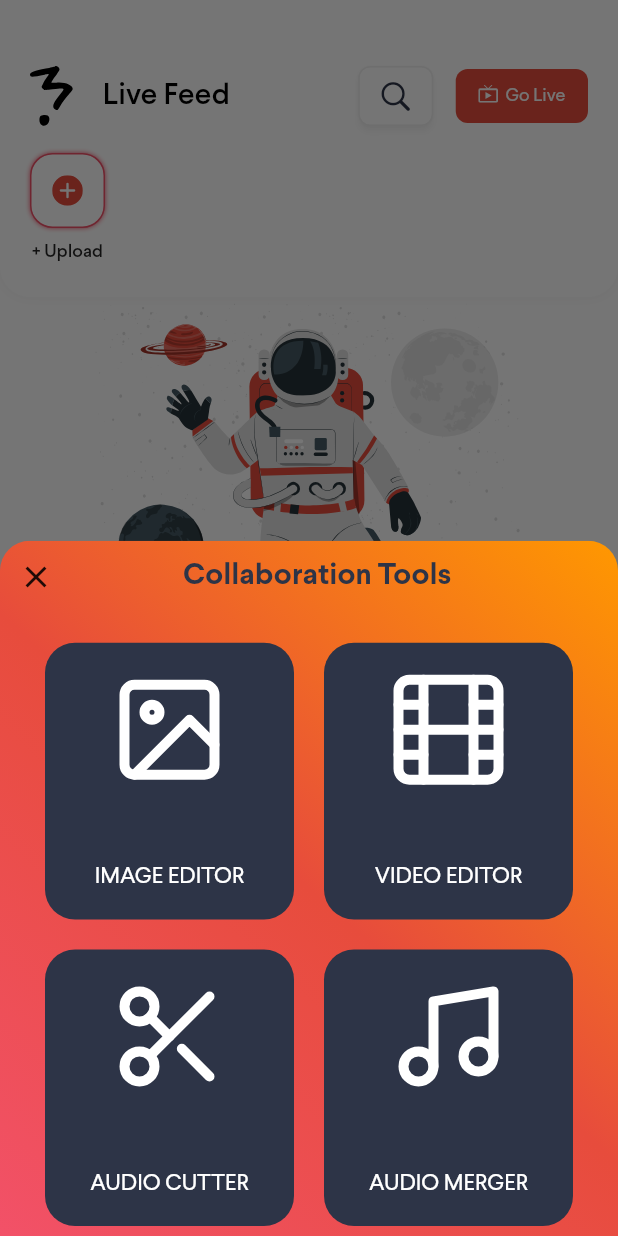
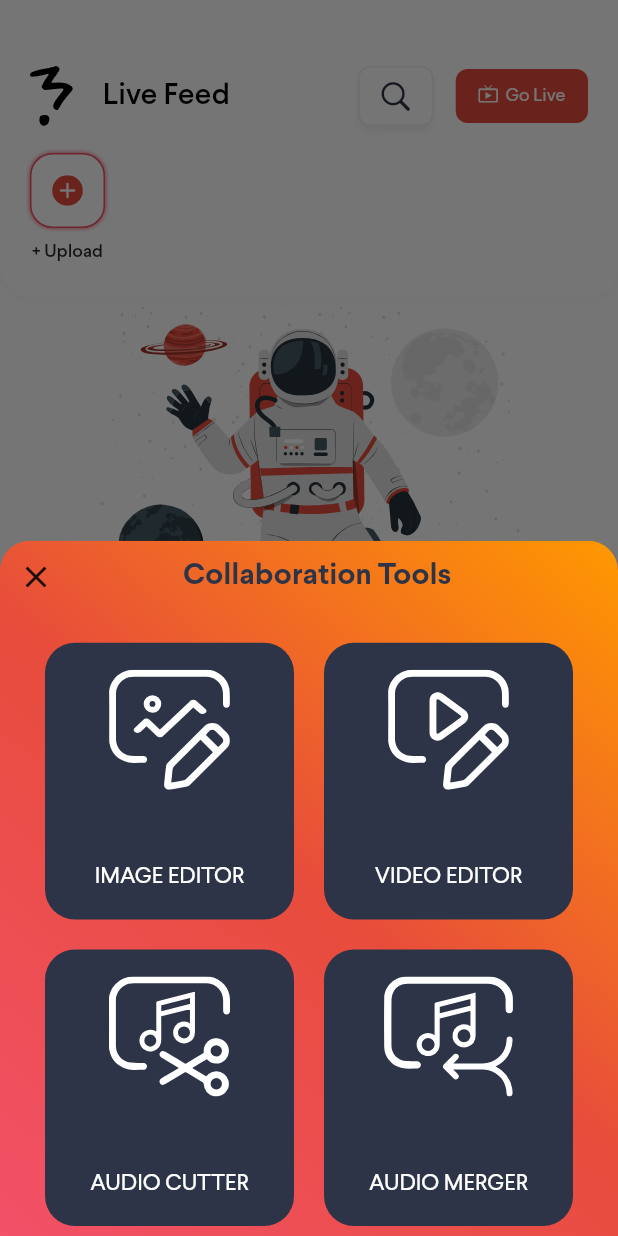
Before and after one commit to faiqkhan480/MUesdMe, a Flutter app: the FeedScreen screen opened by its route, after a tap on an icon or button, on a phone screen of 412 x 824 dp. Run offline on Flutter 3.47's test engine with Material 2 defaults, Android fonts, the phone set to English and light mode, and no system bars; drawn by our look-alikes of badges; our stand-ins replace audio_video_progress_bar, awesome_notifications, better_player, country_picker, emoji_picker_flutter, file_picker and 18 more; missing offline and left inert: agora_rtc_engine, agora_rtm, audio_session, flutter_audio_cutter, flutter_file_saver, flutter_stripe and 6 more; accounts and stored records are empty; network calls fail; project files that could hold a hidden picture were left out.

Commit message:
add Icons...

```diff
--- a/lib/components/editor_sheet.dart
+++ b/lib/components/editor_sheet.dart
@@ -3,6 +3,7 @@ import 'dart:io';
 import 'package:file_picker/file_picker.dart';
 import 'package:flutter/foundation.dart';
 import 'package:flutter/material.dart';
+import 'package:flutter_svg/svg.dart';
 import 'package:flutter_vector_icons/flutter_vector_icons.dart';
 import 'package:get/get.dart';
 import 'package:path_provider/path_provider.dart';
@@ -13,6 +14,7 @@ import '../controllers/feed_controller.dart';
 import '../screens/audio_editor.dart';
 import '../screens/audio_mixing_screen.dart';
 import '../utils/app_colors.dart';
+import '../utils/assets.dart';
 import '../utils/constants.dart';
 import '../utils/img_ly_config.dart';
 import '../utils/style_config.dart';
@@ -63,15 +65,13 @@ class _EditorSheetState extends State<EditorSheet> {
                 childAspectRatio: .9
               ),
               itemCount: 4,
-              physics: NeverScrollableScrollPhysics(),
+              physics: const NeverScrollableScrollPhysics(),
               itemBuilder: (context, index) => TextButton(
                 onPressed: () => _handleClick(index),
                 style: TextButton.styleFrom(
                     backgroundColor: AppColors.secondaryColor,
                     foregroundColor: Colors.white,
-                    shape: RoundedRectangleBorder(
-                        borderRadius: BorderRadius.circular(20)
-                    ),
+                    shape: RoundedRectangleBorder(borderRadius: BorderRadius.circular(20)),
                     padding: const EdgeInsets.symmetric(horizontal: 15, vertical: 18),
                     textStyle: const TextStyle(fontSize: 15, fontFamily: Constants.fontFamily)
                 ),
@@ -79,20 +79,29 @@ class _EditorSheetState extends State<EditorSheet> {
                   crossAxisAlignment: CrossAxisAlignment.center,
                   mainAxisAlignment: MainAxisAlignment.spaceBetween,
                   children: [
-                    Icon(
+                    // Icon(
+                    //     index == 1 ?
+                    //     Feather.film :
+                    //     index == 2 ?
+                    //     Feather.scissors :
+                    //     index == 3 ?
+                    //     Feather.music :
+                    //     Feather.image,
+                    //     size: 80,
+                    //     color: Colors.white),
+                    SvgPicture.asset(
                         index == 1 ?
-                        Feather.film :
+                        Assets.iconsVideoEdit :
                         index == 2 ?
-                        Feather.scissors :
+                        Assets.iconsAudioCutter :
                         index == 3 ?
-                        Feather.music :
-                        Feather.image,
-                        size: 80,
-                        color: Colors.white),
-                    // SvgPicture.asset(Assets.iconsDelete),
+                        Assets.iconsAudioMerge :
+                        Assets.iconsImageEdit,
+                      height: 80,
+                      color: Colors.white,
+                    ),
                     // const SizedBox(height: 5,),
-                    Text(
-                        (index == 1 ?
+                    Text((index == 1 ?
                         "Video Editor" :
                         index == 2 ?
                         "Audio cutter" :
--- a/lib/controllers/edit_profile_controller.dart
+++ b/lib/controllers/edit_profile_controller.dart
@@ -102,6 +102,7 @@ class EditProfileController extends GetxController {
 
   // DELETE ACCOUNT
   deleteAccount() async {
+    Get.close;
     fetching.value = true;
     var res = await _authService.deleteUser();
     if(res == true) {
--- a/lib/utils/assets.dart
+++ b/lib/utils/assets.dart
@@ -32,6 +32,11 @@ class Assets {
   static const String iconsNoFeeds = 'assets/icons/astronaut_suit.svg';
   static const String iconsCoin = 'assets/icons/goldcoin.svg';
 
+  static const String iconsAudioMerge = 'assets/icons/audio_merge.svg';
+  static const String iconsAudioCutter = 'assets/icons/audio_cutter.svg';
+  static const String iconsVideoEdit = 'assets/icons/video_edit.svg';
+  static const String iconsImageEdit = 'assets/icons/image_edit.svg';
+
   static const String searchUsers = 'assets/icons/search-rafiki.svg';
   static const String emptySearch = 'assets/icons/people_search-cuate.svg';
 
```
Also changed, not shown: lib/components/comment_sheet.dart (+13 -9 lines), lib/screens/market/item_screen.dart (+6 -3 lines), lib/screens/market/upload_listing_screen.dart (+19 -3 lines), lib/screens/picker_screen.dart (+7 -0 lines), lib/screens/profile/edit_profile_screen.dart (+27 -2 lines), assets/icons/audio_cutter.svg (added), assets/icons/audio_merge.svg (added), assets/icons/image_edit.svg (added), assets/icons/video_edit.svg (added), 1 other file.
